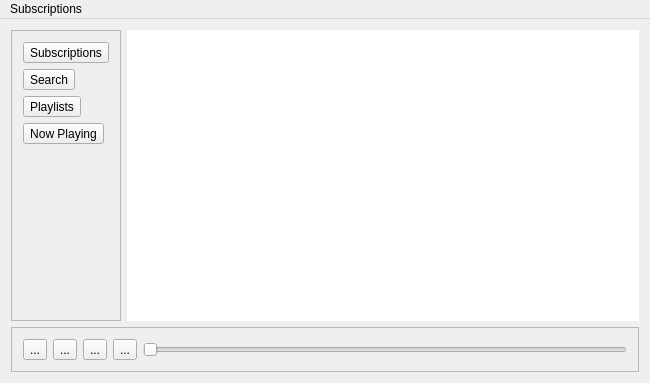
Above: player/OboeWindow.ui from peternogg/OboePodcastPlayer before the change. Below: the same form after it.
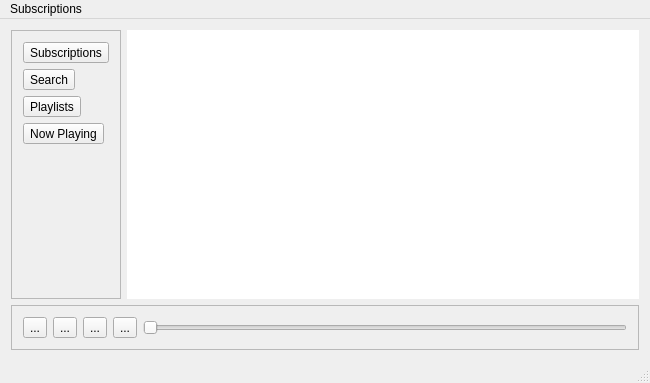
That is the form after the change.

The edit to the form file:
```diff
--- a/player/OboeWindow.ui
+++ b/player/OboeWindow.ui
@@ -240,6 +240,7 @@
    </widget>
    <addaction name="menuSubscriptions"/>
   </widget>
+  <widget class="QStatusBar" name="statusBar"/>
   <action name="goToSubscriptions">
    <property name="text">
     <string>Go To Subscriptions Page</string>
```
